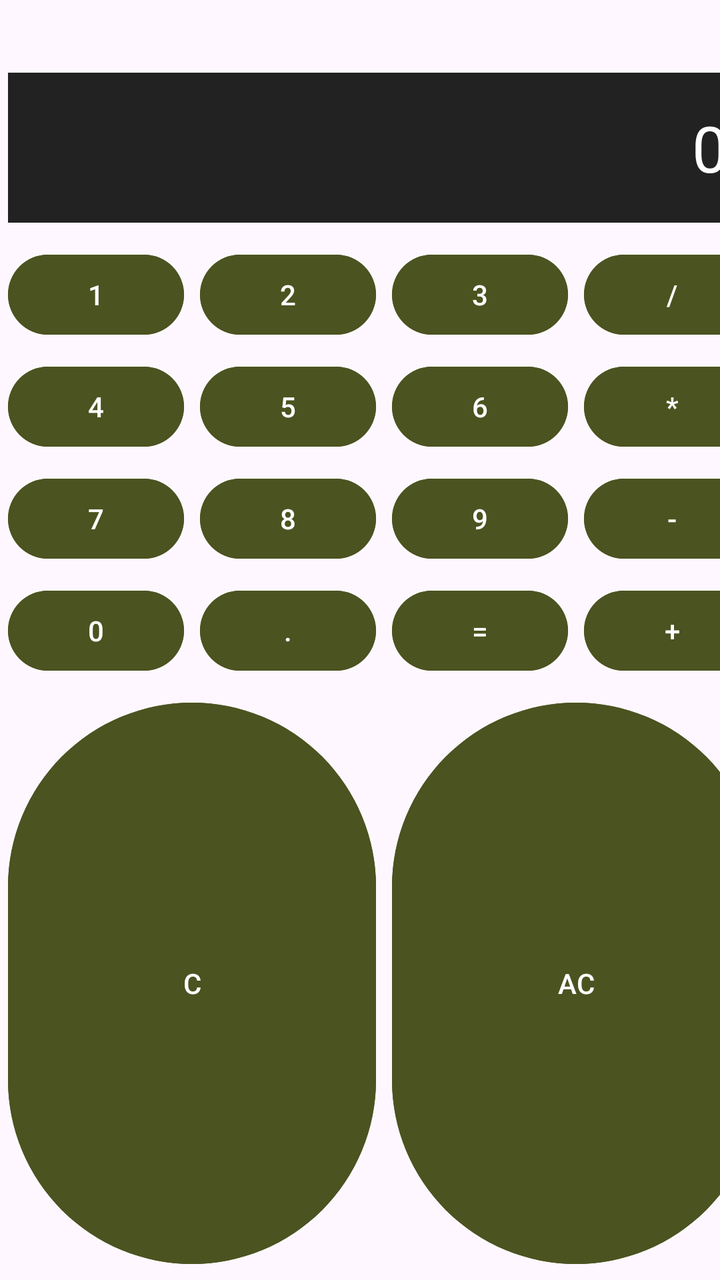
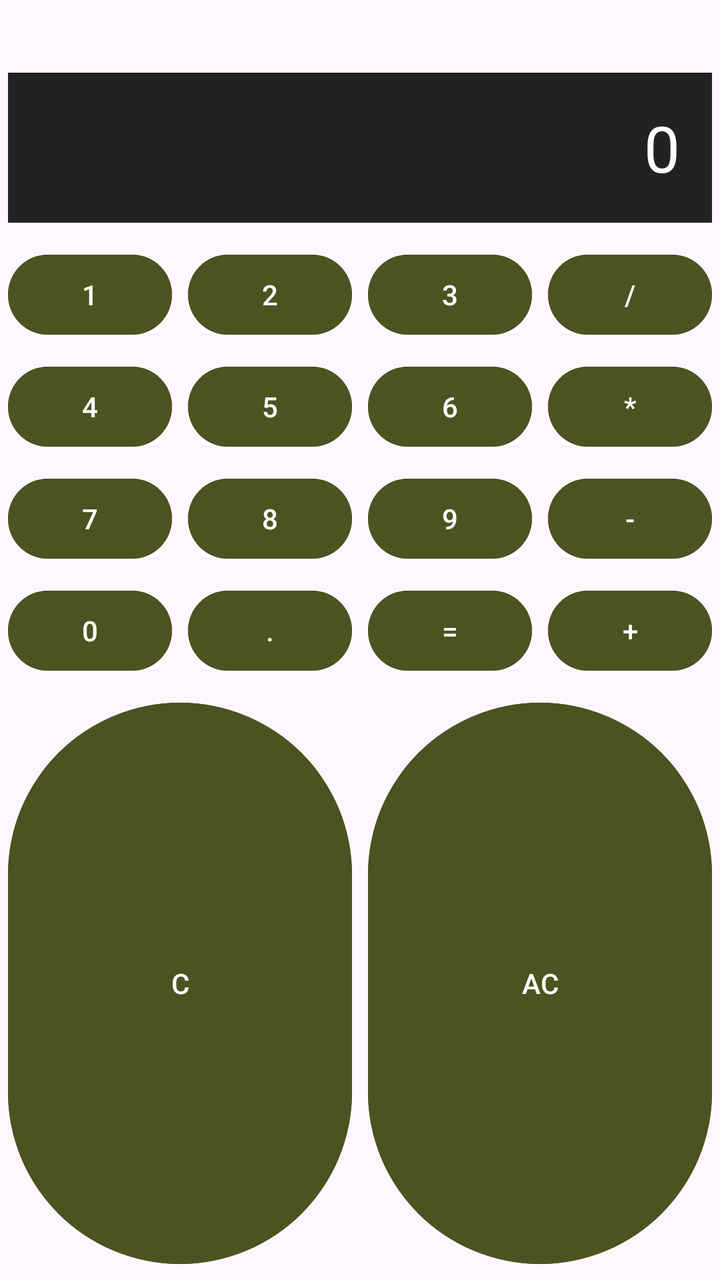

The first picture is an Android layout as it rendered before a commit; the second is the same layout after the commit. The layout source and the unified diff follow.
<!-- AndroidManifest.xml: application theme Theme.Calculadora -->
<!-- res/layout/activity_main.xml -->
<?xml version="1.0" encoding="utf-8"?>
<GridLayout
    xmlns:android="http://schemas.android.com/apk/res/android"
    xmlns:tools="http://schemas.android.com/tools"
    android:layout_width="wrap_content"
    android:layout_height="wrap_content"
    android:layout_gravity="center"
    android:columnCount="4"
    android:rowCount="6"
    android:orientation="horizontal"
    android:useDefaultMargins="true">

    <TextView
        android:id="@+id/tvOperacion"
        android:layout_width="0dp"
        android:layout_height="wrap_content"
        android:layout_columnSpan="4"
        android:layout_gravity="fill"
        android:gravity="end"
        android:text=""
        android:textColor="#888888"
        android:textSize="18sp" />

    
    <TextView
        android:id="@+id/calculadora"
        android:layout_width="0dp"
        android:layout_height="wrap_content"
        android:layout_columnSpan="4"
        android:layout_gravity="fill"
        android:layout_marginBottom="8dp"
        android:background="#222222"
        android:gravity="end|center_vertical"
        android:padding="16dp"
        android:text="0"
        android:textColor="#FFFFFF"
        android:textSize="32sp" />



    
    <Button
        android:id="@+id/btn1"
        android:layout_width="wrap_content"
        android:layout_height="wrap_content"
        android:backgroundTint="#4B5320"
        android:text="1"
        android:textColor="#FFFFFF"
        android:onClick="clicarNumero"/>

    <Button
        android:id="@+id/btn2"
        android:layout_width="wrap_content"
        android:layout_height="wrap_content"
        android:backgroundTint="#4B5320"
        android:text="2"
        android:textColor="#FFFFFF"
        android:onClick="clicarNumero"/>

    <Button
        android:id="@+id/btn3"
        android:layout_width="wrap_content"
        android:layout_height="wrap_content"
        android:backgroundTint="#4B5320"
        android:text="3"
        android:textColor="#FFFFFF"
        android:onClick="clicarNumero"/>

    <Button
        android:id="@+id/btnDiv"
        android:layout_width="wrap_content"
        android:layout_height="wrap_content"
        android:backgroundTint="#4B5320"
        android:text="/"
        android:textColor="#FFFFFF"
        android:onClick="clicarOperacion"/>

    
    <Button
        android:id="@+id/btn4"
        android:layout_width="wrap_content"
        android:layout_height="wrap_content"
        android:backgroundTint="#4B5320"
        android:text="4"
        android:textColor="#FFFFFF"
        android:onClick="clicarNumero"/>

    <Button
        android:id="@+id/btn5"
        android:layout_width="wrap_content"
        android:layout_height="wrap_content"
        android:backgroundTint="#4B5320"
        android:text="5"
        android:textColor="#FFFFFF"
        android:onClick="clicarNumero"/>

    <Button
        android:id="@+id/btn6"
        android:layout_width="wrap_content"
        android:layout_height="wrap_content"
        android:backgroundTint="#4B5320"
        android:text="6"
        android:textColor="#FFFFFF"
        android:onClick="clicarNumero"/>

    <Button
        android:id="@+id/btnMult"
        android:layout_width="wrap_content"
        android:layout_height="wrap_content"
        android:backgroundTint="#4B5320"
        android:text="*"
        android:textColor="#FFFFFF"
        android:onClick="clicarOperacion"/>

    
    <Button
        android:id="@+id/btn7"
        android:layout_width="wrap_content"
        android:layout_height="wrap_content"
        android:backgroundTint="#4B5320"
        android:text="7"
        android:textColor="#FFFFFF"
        android:onClick="clicarNumero"/>

    <Button
        android:id="@+id/btn8"
        android:layout_width="wrap_content"
        android:layout_height="wrap_content"
        android:backgroundTint="#4B5320"
        android:text="8"
        android:textColor="#FFFFFF"
        android:onClick="clicarNumero"/>

    <Button
        android:id="@+id/btn9"
        android:layout_width="wrap_content"
        android:layout_height="wrap_content"
        android:backgroundTint="#4B5320"
        android:text="9"
        android:textColor="#FFFFFF"
        android:onClick="clicarNumero"/>

    <Button
        android:id="@+id/btnResta"
        android:layout_width="wrap_content"
        android:layout_height="wrap_content"
        android:backgroundTint="#4B5320"
        android:text="-"
        android:textColor="#FFFFFF"
        android:onClick="clicarOperacion"/>

    
    <Button
        android:id="@+id/btn0"
        android:layout_width="wrap_content"
        android:layout_height="wrap_content"
        android:backgroundTint="#4B5320"
        android:text="0"
        android:textColor="#FFFFFF"
        android:onClick="clicarNumero"/>

    <Button
        android:id="@+id/btnPunto"
        android:layout_width="wrap_content"
        android:layout_height="wrap_content"
        android:backgroundTint="#4B5320"
        android:text="."
        android:textColor="#FFFFFF"
        android:onClick="clicarPunto"/>

    <Button
        android:id="@+id/btnIgual"
        android:layout_width="wrap_content"
        android:layout_height="wrap_content"
        android:backgroundTint="#4B5320"
        android:text="="
        android:textColor="#FFFFFF"
        android:onClick="clicarIgual"/>

    <Button
        android:id="@+id/btnSuma"
        android:layout_width="wrap_content"
        android:layout_height="wrap_content"
        android:backgroundTint="#4B5320"
        android:text="+"
        android:textColor="#FFFFFF"
        android:onClick="clicarOperacion"/>
    

    <Button
        android:id="@+id/btnC"
        android:layout_width="0dp"
        android:layout_height="wrap_content"
        android:layout_columnSpan="2"
        android:layout_gravity="fill"
        android:backgroundTint="#4B5320"
        android:text="C"
        android:textColor="#FFFFFF"
        android:onClick="clicarC"/>
    <Button
        android:id="@+id/btnAC"
        android:layout_width="0dp"
        android:layout_height="wrap_content"
        android:layout_columnSpan="2"
        android:layout_gravity="fill"
        android:backgroundTint="#4B5320"
        android:text="AC"
        android:textColor="#FFFFFF"
        android:onClick="clicarAC"/>

</GridLayout>
<!-- resources referenced by this layout -->
<resources>
  <style name="Theme.Calculadora" parent="Base.Theme.Calculadora" />
  <style name="Base.Theme.Calculadora" parent="Theme.Material3.DayNight.NoActionBar">
          
          
      </style>
</resources>

<!-- the commit's change to res/layout/activity_main.xml (unified diff, before → after) -->
@@ -2,11 +2,11 @@
 <GridLayout
     xmlns:android="http://schemas.android.com/apk/res/android"
     xmlns:tools="http://schemas.android.com/tools"
-    android:layout_width="wrap_content"
+    android:layout_width="match_parent"
     android:layout_height="wrap_content"
     android:layout_gravity="center"
     android:columnCount="4"
-    android:rowCount="6"
+    android:rowCount="7"
     android:orientation="horizontal"
     android:useDefaultMargins="true">
 
@@ -15,8 +15,11 @@
         android:layout_width="0dp"
         android:layout_height="wrap_content"
         android:layout_columnSpan="4"
+        android:layout_columnWeight="1"
         android:layout_gravity="fill"
         android:gravity="end"
+        android:maxLines="1"
+        android:ellipsize="start"
         android:text=""
         android:textColor="#888888"
         android:textSize="18sp" />
@@ -27,10 +30,13 @@
         android:layout_width="0dp"
         android:layout_height="wrap_content"
         android:layout_columnSpan="4"
+        android:layout_columnWeight="1"
         android:layout_gravity="fill"
         android:layout_marginBottom="8dp"
         android:background="#222222"
         android:gravity="end|center_vertical"
+        android:maxLines="1"
+        android:ellipsize="start"
         android:padding="16dp"
         android:text="0"
         android:textColor="#FFFFFF"
@@ -41,8 +47,10 @@
     
     <Button
         android:id="@+id/btn1"
-        android:layout_width="wrap_content"
-        android:layout_height="wrap_content"
+        android:layout_width="0dp"
+        android:layout_height="wrap_content"
+        android:layout_columnWeight="1"
+        android:layout_gravity="fill"
         android:backgroundTint="#4B5320"
         android:text="1"
         android:textColor="#FFFFFF"
@@ -50,8 +58,10 @@
 
     <Button
         android:id="@+id/btn2"
-        android:layout_width="wrap_content"
-        android:layout_height="wrap_content"
+        android:layout_width="0dp"
+        android:layout_height="wrap_content"
+        android:layout_columnWeight="1"
+        android:layout_gravity="fill"
         android:backgroundTint="#4B5320"
         android:text="2"
         android:textColor="#FFFFFF"
@@ -59,8 +69,10 @@
 
     <Button
         android:id="@+id/btn3"
-        android:layout_width="wrap_content"
-        android:layout_height="wrap_content"
+        android:layout_width="0dp"
+        android:layout_height="wrap_content"
+        android:layout_columnWeight="1"
+        android:layout_gravity="fill"
         android:backgroundTint="#4B5320"
         android:text="3"
         android:textColor="#FFFFFF"
@@ -68,8 +80,10 @@
 
     <Button
         android:id="@+id/btnDiv"
-        android:layout_width="wrap_content"
-        android:layout_height="wrap_content"
+        android:layout_width="0dp"
+        android:layout_height="wrap_content"
+        android:layout_columnWeight="1"
+        android:layout_gravity="fill"
         android:backgroundTint="#4B5320"
         android:text="/"
         android:textColor="#FFFFFF"
@@ -78,8 +92,10 @@
     
     <Button
         android:id="@+id/btn4"
-        android:layout_width="wrap_content"
-        android:layout_height="wrap_content"
+        android:layout_width="0dp"
+        android:layout_height="wrap_content"
+        android:layout_columnWeight="1"
+        android:layout_gravity="fill"
         android:backgroundTint="#4B5320"
         android:text="4"
         android:textColor="#FFFFFF"
@@ -87,8 +103,10 @@
 
     <Button
         android:id="@+id/btn5"
-        android:layout_width="wrap_content"
-        android:layout_height="wrap_content"
+        android:layout_width="0dp"
+        android:layout_height="wrap_content"
+        android:layout_columnWeight="1"
+        android:layout_gravity="fill"
         android:backgroundTint="#4B5320"
         android:text="5"
         android:textColor="#FFFFFF"
@@ -96,8 +114,10 @@
 
     <Button
         android:id="@+id/btn6"
-        android:layout_width="wrap_content"
-        android:layout_height="wrap_content"
+        android:layout_width="0dp"
+        android:layout_height="wrap_content"
+        android:layout_columnWeight="1"
+        android:layout_gravity="fill"
         android:backgroundTint="#4B5320"
         android:text="6"
         android:textColor="#FFFFFF"
@@ -105,8 +125,10 @@
 
     <Button
         android:id="@+id/btnMult"
-        android:layout_width="wrap_content"
-        android:layout_height="wrap_content"
+        android:layout_width="0dp"
+        android:layout_height="wrap_content"
+        android:layout_columnWeight="1"
+        android:layout_gravity="fill"
         android:backgroundTint="#4B5320"
         android:text="*"
         android:textColor="#FFFFFF"
@@ -115,8 +137,10 @@
     
     <Button
         android:id="@+id/btn7"
-        android:layout_width="wrap_content"
-        android:layout_height="wrap_content"
+        android:layout_width="0dp"
+        android:layout_height="wrap_content"
+        android:layout_columnWeight="1"
+        android:layout_gravity="fill"
         android:backgroundTint="#4B5320"
         android:text="7"
         android:textColor="#FFFFFF"
@@ -124,8 +148,10 @@
 
     <Button
         android:id="@+id/btn8"
-        android:layout_width="wrap_content"
-        android:layout_height="wrap_content"
+        android:layout_width="0dp"
+        android:layout_height="wrap_content"
+        android:layout_columnWeight="1"
+        android:layout_gravity="fill"
         android:backgroundTint="#4B5320"
         android:text="8"
         android:textColor="#FFFFFF"
@@ -133,8 +159,10 @@
 
     <Button
         android:id="@+id/btn9"
-        android:layout_width="wrap_content"
-        android:layout_height="wrap_content"
+        android:layout_width="0dp"
+        android:layout_height="wrap_content"
+        android:layout_columnWeight="1"
+        android:layout_gravity="fill"
         android:backgroundTint="#4B5320"
         android:text="9"
         android:textColor="#FFFFFF"
@@ -142,8 +170,10 @@
 
     <Button
         android:id="@+id/btnResta"
-        android:layout_width="wrap_content"
-        android:layout_height="wrap_content"
+        android:layout_width="0dp"
+        android:layout_height="wrap_content"
+        android:layout_columnWeight="1"
+        android:layout_gravity="fill"
         android:backgroundTint="#4B5320"
         android:text="-"
         android:textColor="#FFFFFF"
@@ -152,8 +182,10 @@
     
     <Button
         android:id="@+id/btn0"
-        android:layout_width="wrap_content"
-        android:layout_height="wrap_content"
+        android:layout_width="0dp"
+        android:layout_height="wrap_content"
+        android:layout_columnWeight="1"
+        android:layout_gravity="fill"
         android:backgroundTint="#4B5320"
         android:text="0"
         android:textColor="#FFFFFF"
@@ -161,8 +193,10 @@
 
     <Button
         android:id="@+id/btnPunto"
-        android:layout_width="wrap_content"
-        android:layout_height="wrap_content"
+        android:layout_width="0dp"
+        android:layout_height="wrap_content"
+        android:layout_columnWeight="1"
+        android:layout_gravity="fill"
         android:backgroundTint="#4B5320"
         android:text="."
         android:textColor="#FFFFFF"
@@ -170,8 +204,10 @@
 
     <Button
         android:id="@+id/btnIgual"
-        android:layout_width="wrap_content"
-        android:layout_height="wrap_content"
+        android:layout_width="0dp"
+        android:layout_height="wrap_content"
+        android:layout_columnWeight="1"
+        android:layout_gravity="fill"
         android:backgroundTint="#4B5320"
         android:text="="
         android:textColor="#FFFFFF"
@@ -179,8 +215,10 @@
 
     <Button
         android:id="@+id/btnSuma"
-        android:layout_width="wrap_content"
-        android:layout_height="wrap_content"
+        android:layout_width="0dp"
+        android:layout_height="wrap_content"
+        android:layout_columnWeight="1"
+        android:layout_gravity="fill"
         android:backgroundTint="#4B5320"
         android:text="+"
         android:textColor="#FFFFFF"
@@ -192,6 +230,7 @@
         android:layout_width="0dp"
         android:layout_height="wrap_content"
         android:layout_columnSpan="2"
+        android:layout_columnWeight="2"
         android:layout_gravity="fill"
         android:backgroundTint="#4B5320"
         android:text="C"
@@ -202,6 +241,7 @@
         android:layout_width="0dp"
         android:layout_height="wrap_content"
         android:layout_columnSpan="2"
+        android:layout_columnWeight="2"
         android:layout_gravity="fill"
         android:backgroundTint="#4B5320"
         android:text="AC"
